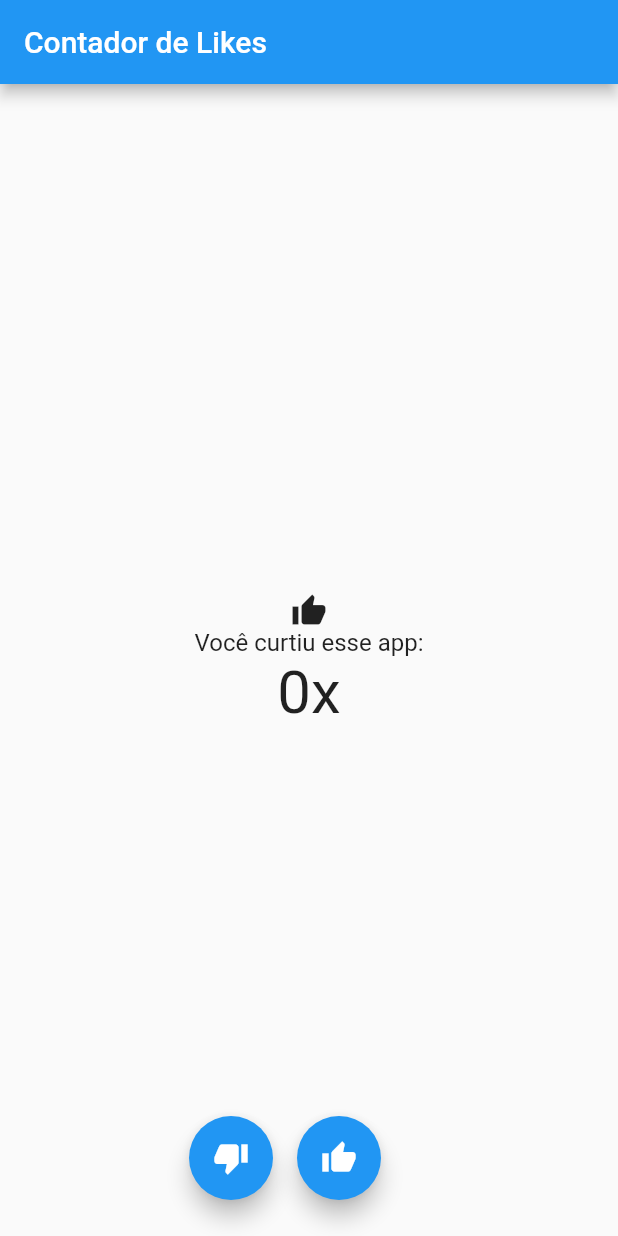
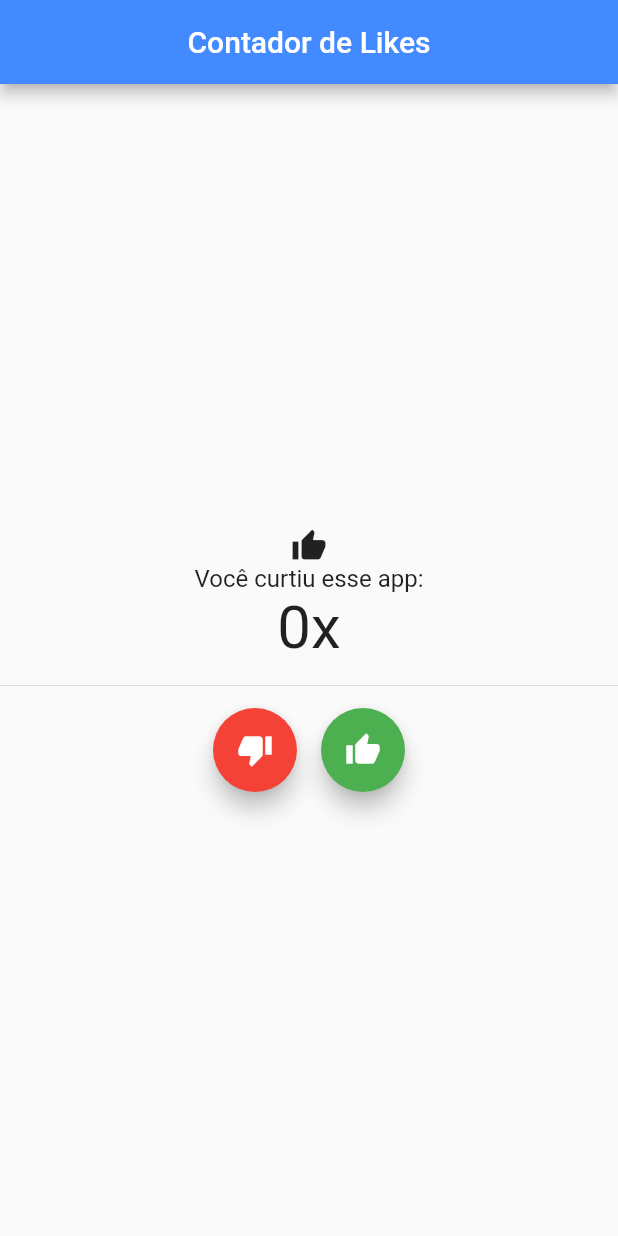
Before and after one commit to wscesar/flutter-like-counter, a Flutter app: the screen it shows after launch, on a phone screen of 412 x 824 dp. Run offline on Flutter 3.47's test engine with Material 2 defaults, Android fonts, the phone set to English and light mode, and no system bars.

Commit message:
clean code likeWidget.dart

```diff
--- a/lib/likeWidget.dart
+++ b/lib/likeWidget.dart
@@ -38,47 +38,58 @@ class _LikeWidgetState extends State<LikeWidget> {
 
       appBar: AppBar(
         title: Text('Contador de Likes'),
+        backgroundColor: Colors.blueAccent,
+        centerTitle: true,
       ),
 
-      body: Center(
+      body: Column (
+        crossAxisAlignment: CrossAxisAlignment.stretch,
+        mainAxisAlignment: MainAxisAlignment.center,
 
-        child: Column(
-          mainAxisAlignment: MainAxisAlignment.center,
         children: <Widget>[
+
           Icon(Icons.thumb_up),
+
           Text(
             'Você curtiu esse app:',
-              style: TextStyle(fontSize: 16.0),
+            style: TextStyle(fontSize: 16.0, ),
+            textAlign: TextAlign.center,
           ),
+
           Text(
             '$_like' 'x',
             style: TextStyle(fontSize: 40.0),
+            textAlign: TextAlign.center,
+          ),
+
+          Divider(height: 30),
+
+          Row(
+            mainAxisAlignment: MainAxisAlignment.center,
+
+            children: <Widget>[
+
+              FloatingActionButton(
+                onPressed: _decrementLike,
+                child: Icon(Icons.thumb_down),
+                backgroundColor: Colors.red,
+              ),
+
+              Padding(padding: EdgeInsets.all(8)),
+
+              FloatingActionButton(
+                onPressed: _incrementLike,
+                child: Icon(Icons.thumb_up,color: Colors.white,),
+                backgroundColor: Colors.green,
+              ),
+
+            ],
 
           ),
+
         ],
+
       ),
-      ),
-      floatingActionButton:Row(
-        mainAxisAlignment: MainAxisAlignment.center,
-        children: <Widget>[
-
-          Padding(
-            padding: EdgeInsets.all(8.0),
-            child: FloatingActionButton(
-              child: Icon(Icons.thumb_down,color: Colors.white,),
-              onPressed: _decrementLike,
-            ),
-          ),
-
-          Padding(
-            padding: EdgeInsets.all(8.0),
-            child: FloatingActionButton(
-              child: Icon(Icons.thumb_up,color: Colors.white,),
-              onPressed: _incrementLike,
-            ),
-          ),
-        ],
-      )
 
     );
   }
```
Lines whose indentation alone changed are shown as unchanged.
